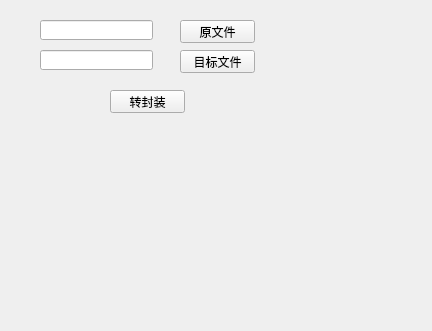
The window that ffmpeg_demo/window/Widget.ui (liqaq121/ffmpeg_demo) describes before a commit, drawn with Qt 5.
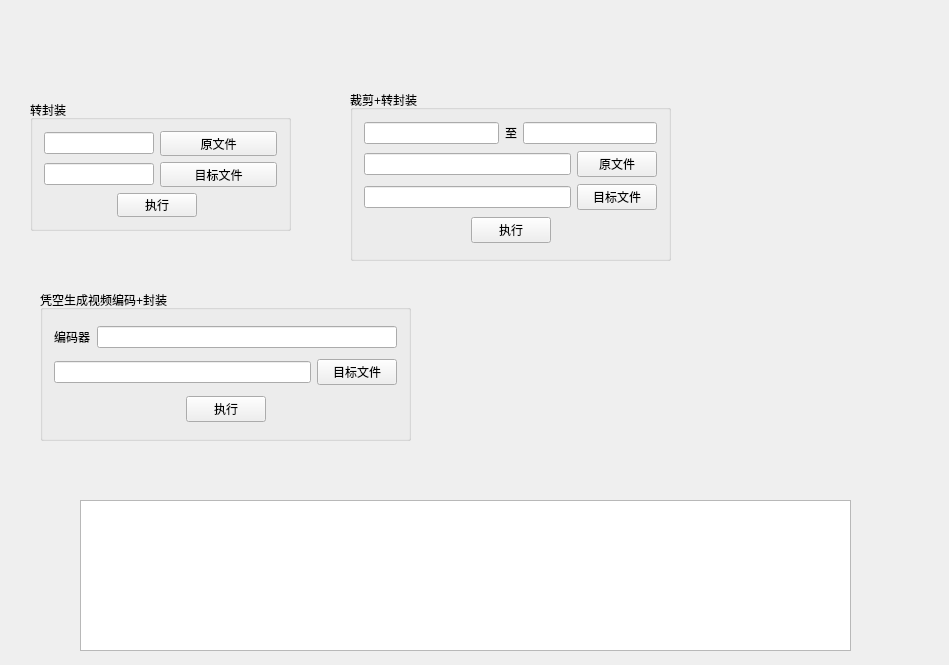
The same window after the commit.

Commit message: 删除review；添加生成视频并编码封装；添加图形界面

What changed in the file:
```diff
--- a/ffmpeg_demo/window/Widget.ui
+++ b/ffmpeg_demo/window/Widget.ui
@@ -6,70 +6,254 @@
    <rect>
     <x>0</x>
     <y>0</y>
-    <width>432</width>
-    <height>331</height>
+    <width>949</width>
+    <height>665</height>
    </rect>
   </property>
   <property name="windowTitle">
    <string>Widget</string>
   </property>
-  <widget class="QLineEdit" name="leSrcFile">
+  <widget class="QGroupBox" name="groupBox">
    <property name="geometry">
     <rect>
-     <x>40</x>
-     <y>20</y>
-     <width>113</width>
-     <height>20</height>
+     <x>30</x>
+     <y>100</y>
+     <width>261</width>
+     <height>131</height>
     </rect>
    </property>
-  </widget>
-  <widget class="QPushButton" name="btnSrcFile">
-   <property name="geometry">
-    <rect>
-     <x>180</x>
-     <y>20</y>
-     <width>75</width>
-     <height>23</height>
-    </rect>
-   </property>
-   <property name="text">
-    <string>原文件</string>
-   </property>
-  </widget>
-  <widget class="QPushButton" name="btnDestFile">
-   <property name="geometry">
-    <rect>
-     <x>180</x>
-     <y>50</y>
-     <width>75</width>
-     <height>23</height>
-    </rect>
-   </property>
-   <property name="text">
-    <string>目标文件</string>
-   </property>
-  </widget>
-  <widget class="QLineEdit" name="leDestFile">
-   <property name="geometry">
-    <rect>
-     <x>40</x>
-     <y>50</y>
-     <width>113</width>
-     <height>20</height>
-    </rect>
-   </property>
-  </widget>
-  <widget class="QPushButton" name="btnConvert">
-   <property name="geometry">
-    <rect>
-     <x>110</x>
-     <y>90</y>
-     <width>75</width>
-     <height>23</height>
-    </rect>
-   </property>
-   <property name="text">
+   <property name="title">
     <string>转封装</string>
+   </property>
+   <layout class="QGridLayout" name="gridLayout">
+    <item row="0" column="0" colspan="2">
+     <widget class="QLineEdit" name="leSrcFile"/>
+    </item>
+    <item row="0" column="2" colspan="2">
+     <widget class="QPushButton" name="btnSrcFile">
+      <property name="text">
+       <string>原文件</string>
+      </property>
+     </widget>
+    </item>
+    <item row="1" column="0" colspan="2">
+     <widget class="QLineEdit" name="leDestFile"/>
+    </item>
+    <item row="1" column="2" colspan="2">
+     <widget class="QPushButton" name="btnDestFile">
+      <property name="text">
+       <string>目标文件</string>
+      </property>
+     </widget>
+    </item>
+    <item row="2" column="0">
+     <spacer name="horizontalSpacer">
+      <property name="orientation">
+       <enum>Qt::Horizontal</enum>
+      </property>
+      <property name="sizeHint" stdset="0">
+       <size>
+        <width>82</width>
+        <height>20</height>
+       </size>
+      </property>
+     </spacer>
+    </item>
+    <item row="2" column="1" colspan="2">
+     <widget class="QPushButton" name="btnMuxing">
+      <property name="text">
+       <string>执行</string>
+      </property>
+     </widget>
+    </item>
+    <item row="2" column="3">
+     <spacer name="horizontalSpacer_2">
+      <property name="orientation">
+       <enum>Qt::Horizontal</enum>
+      </property>
+      <property name="sizeHint" stdset="0">
+       <size>
+        <width>66</width>
+        <height>20</height>
+       </size>
+      </property>
+     </spacer>
+    </item>
+   </layout>
+  </widget>
+  <widget class="QGroupBox" name="groupBox_2">
+   <property name="geometry">
+    <rect>
+     <x>350</x>
+     <y>90</y>
+     <width>321</width>
+     <height>171</height>
+    </rect>
+   </property>
+   <property name="title">
+    <string>裁剪+转封装</string>
+   </property>
+   <layout class="QGridLayout" name="gridLayout_2">
+    <item row="0" column="0" colspan="2">
+     <layout class="QHBoxLayout" name="horizontalLayout">
+      <item>
+       <widget class="QLineEdit" name="leStartTime"/>
+      </item>
+      <item>
+       <widget class="QLabel" name="label">
+        <property name="text">
+         <string>至</string>
+        </property>
+       </widget>
+      </item>
+      <item>
+       <widget class="QLineEdit" name="leEndTime"/>
+      </item>
+     </layout>
+    </item>
+    <item row="1" column="0">
+     <widget class="QLineEdit" name="leSrcFile_2"/>
+    </item>
+    <item row="1" column="1">
+     <widget class="QPushButton" name="btnSrcFile_2">
+      <property name="text">
+       <string>原文件</string>
+      </property>
+     </widget>
+    </item>
+    <item row="2" column="0">
+     <widget class="QLineEdit" name="leDestFile_2"/>
+    </item>
+    <item row="2" column="1">
+     <widget class="QPushButton" name="btnDestFile_2">
+      <property name="text">
+       <string>目标文件</string>
+      </property>
+     </widget>
+    </item>
+    <item row="3" column="0" colspan="2">
+     <layout class="QHBoxLayout" name="horizontalLayout_2">
+      <item>
+       <spacer name="horizontalSpacer_3">
+        <property name="orientation">
+         <enum>Qt::Horizontal</enum>
+        </property>
+        <property name="sizeHint" stdset="0">
+         <size>
+          <width>82</width>
+          <height>20</height>
+         </size>
+        </property>
+       </spacer>
+      </item>
+      <item>
+       <widget class="QPushButton" name="btnCutMuxing">
+        <property name="text">
+         <string>执行</string>
+        </property>
+       </widget>
+      </item>
+      <item>
+       <spacer name="horizontalSpacer_4">
+        <property name="orientation">
+         <enum>Qt::Horizontal</enum>
+        </property>
+        <property name="sizeHint" stdset="0">
+         <size>
+          <width>66</width>
+          <height>20</height>
+         </size>
+        </property>
+       </spacer>
+      </item>
+     </layout>
+    </item>
+   </layout>
+  </widget>
+  <widget class="QGroupBox" name="groupBox_3">
+   <property name="geometry">
+    <rect>
+     <x>40</x>
+     <y>290</y>
+     <width>371</width>
+     <height>151</height>
+    </rect>
+   </property>
+   <property name="title">
+    <string>凭空生成视频编码+封装</string>
+   </property>
+   <layout class="QGridLayout" name="gridLayout_3">
+    <item row="0" column="0" colspan="2">
+     <layout class="QHBoxLayout" name="horizontalLayout_4">
+      <item>
+       <widget class="QLabel" name="label_2">
+        <property name="text">
+         <string>编码器</string>
+        </property>
+       </widget>
+      </item>
+      <item>
+       <widget class="QLineEdit" name="leEncoderName"/>
+      </item>
+     </layout>
+    </item>
+    <item row="1" column="0">
+     <widget class="QLineEdit" name="leDestFile_3"/>
+    </item>
+    <item row="1" column="1">
+     <widget class="QPushButton" name="btnDestFile_3">
+      <property name="text">
+       <string>目标文件</string>
+      </property>
+     </widget>
+    </item>
+    <item row="2" column="0" colspan="2">
+     <layout class="QHBoxLayout" name="horizontalLayout_3">
+      <item>
+       <spacer name="horizontalSpacer_5">
+        <property name="orientation">
+         <enum>Qt::Horizontal</enum>
+        </property>
+        <property name="sizeHint" stdset="0">
+         <size>
+          <width>82</width>
+          <height>20</height>
+         </size>
+        </property>
+       </spacer>
+      </item>
+      <item>
+       <widget class="QPushButton" name="btnGenEncodeMuxing">
+        <property name="text">
+         <string>执行</string>
+        </property>
+       </widget>
+      </item>
+      <item>
+       <spacer name="horizontalSpacer_6">
+        <property name="orientation">
+         <enum>Qt::Horizontal</enum>
+        </property>
+        <property name="sizeHint" stdset="0">
+         <size>
+          <width>66</width>
+          <height>20</height>
+         </size>
+        </property>
+       </spacer>
+      </item>
+     </layout>
+    </item>
+   </layout>
+  </widget>
+  <widget class="QTextEdit" name="textEdit">
+   <property name="geometry">
+    <rect>
+     <x>80</x>
+     <y>500</y>
+     <width>771</width>
+     <height>151</height>
+    </rect>
    </property>
   </widget>
  </widget>
```
The commit also changes 7 other files.
